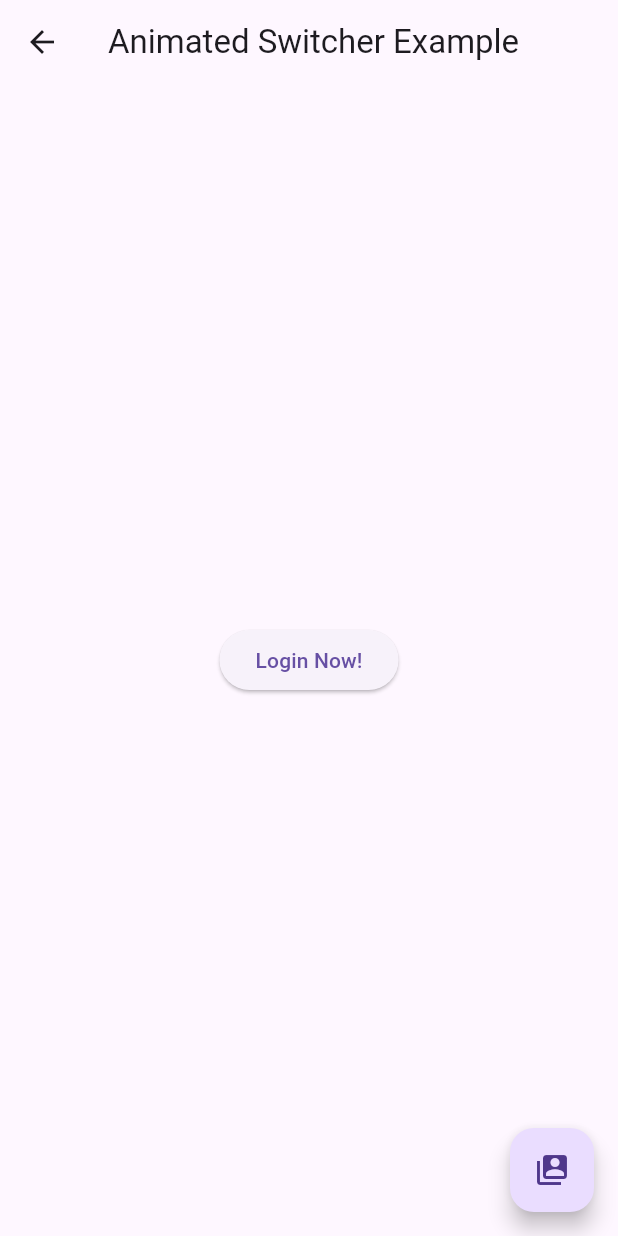
After one commit to mazenshawky/Animated-App-2, a Flutter app: the AnimatedSwitcherExample screen opened directly, after a tap on "Login Now!", after a tap on the "switch account" icon, on a phone screen of 412 x 824 dp. The commit adds this screen. Run offline on Flutter 3.47's test engine with Material 3 defaults, Android fonts, the phone set to English and light mode, and no system bars.

Commit message:
Add animated switcher example

```diff
--- /dev/null
+++ b/lib/implicit_animations/animated_switcher_example.dart
@@ -0,0 +1,43 @@
+import 'package:flutter/material.dart';
+
+class AnimatedSwitcherExample extends StatefulWidget {
+  const AnimatedSwitcherExample({super.key});
+
+  @override
+  State<AnimatedSwitcherExample> createState() =>
+      _AnimatedSwitcherExampleState();
+}
+
+class _AnimatedSwitcherExampleState extends State<AnimatedSwitcherExample> {
+  bool _isFirstWidgetVisible = true;
+
+  @override
+  Widget build(BuildContext context) {
+    return Scaffold(
+      appBar: AppBar(
+        title: const Text("Animated Switcher Example"),
+      ),
+      body: Center(
+          child: AnimatedSwitcher(
+              switchInCurve: Curves.bounceInOut,
+              switchOutCurve: Curves.decelerate,
+              duration: const Duration(seconds: 1),
+              child: _isFirstWidgetVisible
+                  ? ElevatedButton(
+                      onPressed: () {
+                        setState(() {
+                          _isFirstWidgetVisible = !_isFirstWidgetVisible;
+                        });
+                      },
+                      child: const Text("Login Now!"))
+                  : const CircularProgressIndicator())),
+      floatingActionButton: FloatingActionButton(
+          child: const Icon(Icons.switch_account),
+          onPressed: () {
+            setState(() {
+              _isFirstWidgetVisible = !_isFirstWidgetVisible;
+            });
+          }),
+    );
+  }
+}
--- a/lib/main.dart
+++ b/lib/main.dart
@@ -5,6 +5,7 @@ import 'package:animated_app_2/implicit_animations/animated_padding_example.dart
 import 'package:animated_app_2/implicit_animations/animated_physical_model_example.dart';
 import 'package:animated_app_2/implicit_animations/animated_positioned_directional_example.dart';
 import 'package:animated_app_2/implicit_animations/animated_positioned_example.dart';
+import 'package:animated_app_2/implicit_animations/animated_switcher_example.dart';
 import 'package:animated_app_2/implicit_animations/animated_text_style_example.dart';
 import 'package:flutter/material.dart';
 import 'package:animated_app_2/implicit_animations/animated_align_example.dart';
@@ -52,6 +53,7 @@ class _MyHomePageState extends State<MyHomePage> {
             _myButton("Animated Positioned Example", const AnimatedPositionedExample()),
             _myButton("Animated Positioned Directional Example", const AnimatedPositionedDirectionalExample()),
             _myButton("Animated Crossfade Example", const AnimatedCrossFadeExample()),
+            _myButton("Animated Switcher Example", const AnimatedSwitcherExample()),
           ],
         ),
       ),
```
